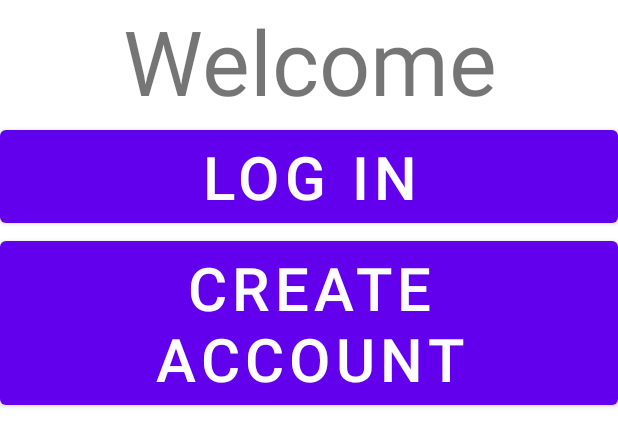
After one commit to BogDaine/teprovoxa, an Android app: the layout fragment_welcome.xml on its own in the app's theme, with its tools: preview values and no code run, on a phone screen of 412 x 824 dp. The commit adds this screen. Shown: the top 446 px of the screen. Run offline under Robolectric (Android 15) with nearby library versions, the phone set to English and light mode, and no system bars.

Commit message:
basic navigation + welcome fragment

```diff
--- /dev/null
+++ b/app/src/main/res/layout/fragment_welcome.xml
@@ -0,0 +1,42 @@
+<?xml version="1.0" encoding="utf-8"?>
+<androidx.constraintlayout.widget.ConstraintLayout xmlns:android="http://schemas.android.com/apk/res/android"
+    xmlns:tools="http://schemas.android.com/tools"
+    android:layout_width="match_parent"
+    android:layout_height="match_parent"
+    xmlns:app="http://schemas.android.com/apk/res-auto"
+    tools:context=".WelcomeFragment">
+
+    <TextView
+        android:id="@+id/w_welcometext"
+        app:layout_constraintTop_toTopOf="parent"
+        android:layout_width="match_parent"
+        android:layout_height="wrap_content"
+        android:textAlignment="center"
+        android:textSize="60dp"
+        android:text="@string/welcome" />
+    <Button
+        app:layout_constraintTop_toBottomOf="@id/w_welcometext"
+
+        android:id="@+id/w_login_btn"
+        android:layout_width="match_parent"
+        android:layout_height="wrap_content"
+
+        android:textAlignment="center"
+        android:textSize="40dp"
+        android:text="@string/login"
+        />
+
+    <Button
+
+        app:layout_constraintTop_toBottomOf="@id/w_login_btn"
+
+        android:id="@+id/w_reg_btn"
+        android:layout_width="match_parent"
+        android:layout_height="wrap_content"
+
+        android:textAlignment="center"
+        android:textSize="40dp"
+        android:text="@string/register"
+        />
+
+</androidx.constraintlayout.widget.ConstraintLayout>
--- a/app/src/main/res/values/strings.xml
+++ b/app/src/main/res/values/strings.xml
@@ -5,6 +5,7 @@
     <string name="exit">exit</string>
     <string name="welcome">Welcome</string>
     <string name="username">Username</string>
-    <string name="register">Create an account</string>
+    <string name="register">Create account</string>
+    <string name="login">Log in</string>
 
 </resources>
```
Also changed, not shown: app/src/main/java/com/example/teprovoxa/WelcomeFragment.java (added, +74 -0 lines), app/src/main/res/layout/fragment_login.xml (+54 -5 lines), app/src/main/res/navigation/navigation.xml (+30 -1 lines).
